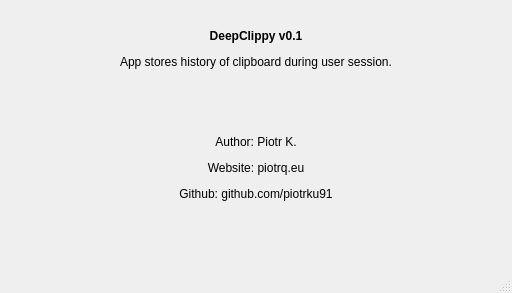
This is mainwindow.ui in piotrku91/DeepClippy as Qt 5 draws it before an edit. The edited form follows.
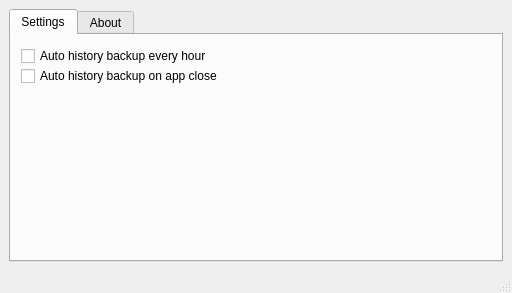
This is the edited form.

Commit message: Auto backups / Settings save / App Icon

The edit to the form file:
```diff
--- a/mainwindow.ui
+++ b/mainwindow.ui
@@ -34,10 +34,59 @@
   <widget class="QWidget" name="centralwidget">
    <layout class="QVBoxLayout" name="verticalLayout">
     <item>
-     <widget class="QLabel" name="label">
-      <property name="text">
-       <string>&lt;html&gt;&lt;head/&gt;&lt;body&gt;&lt;p align=&quot;center&quot;&gt;&lt;span style=&quot; font-weight:700;&quot;&gt;DeepClippy v0.1&lt;/span&gt;&lt;/p&gt;&lt;p align=&quot;center&quot;&gt;App stores history of clipboard during user session.&lt;/p&gt;&lt;p align=&quot;center&quot;&gt;&lt;br/&gt;&lt;br/&gt;&lt;/p&gt;&lt;p align=&quot;center&quot;&gt;Author: Piotr K.&lt;/p&gt;&lt;p align=&quot;center&quot;&gt;Website: piotrq.eu&lt;/p&gt;&lt;p align=&quot;center&quot;&gt;Github: github.com/piotrku91&lt;/p&gt;&lt;p align=&quot;center&quot;&gt;&lt;br/&gt;&lt;/p&gt;&lt;/body&gt;&lt;/html&gt;</string>
+     <widget class="QTabWidget" name="tabWidget">
+      <property name="currentIndex">
+       <number>0</number>
       </property>
+      <widget class="QWidget" name="tab_2">
+       <attribute name="title">
+        <string>Settings</string>
+       </attribute>
+       <widget class="QCheckBox" name="autobackup_checkbox_2">
+        <property name="geometry">
+         <rect>
+          <x>10</x>
+          <y>30</y>
+          <width>201</width>
+          <height>22</height>
+         </rect>
+        </property>
+        <property name="text">
+         <string>Auto history backup on app close</string>
+        </property>
+       </widget>
+       <widget class="QCheckBox" name="autobackup_checkbox">
+        <property name="geometry">
+         <rect>
+          <x>10</x>
+          <y>10</y>
+          <width>191</width>
+          <height>22</height>
+         </rect>
+        </property>
+        <property name="text">
+         <string>Auto history backup every hour</string>
+        </property>
+       </widget>
+      </widget>
+      <widget class="QWidget" name="tab">
+       <attribute name="title">
+        <string>About</string>
+       </attribute>
+       <widget class="QLabel" name="label">
+        <property name="geometry">
+         <rect>
+          <x>-10</x>
+          <y>0</y>
+          <width>494</width>
+          <height>232</height>
+         </rect>
+        </property>
+        <property name="text">
+         <string>&lt;html&gt;&lt;head/&gt;&lt;body&gt;&lt;p align=&quot;center&quot;&gt;&lt;span style=&quot; font-weight:700;&quot;&gt;DeepClippy v0.1&lt;/span&gt;&lt;/p&gt;&lt;p align=&quot;center&quot;&gt;App stores history of clipboard during user session.&lt;/p&gt;&lt;p align=&quot;center&quot;&gt;&lt;br/&gt;&lt;br/&gt;&lt;/p&gt;&lt;p align=&quot;center&quot;&gt;Author: Piotr K.&lt;/p&gt;&lt;p align=&quot;center&quot;&gt;Website: piotrq.eu&lt;/p&gt;&lt;p align=&quot;center&quot;&gt;Github: github.com/piotrku91&lt;/p&gt;&lt;p align=&quot;center&quot;&gt;&lt;br/&gt;&lt;/p&gt;&lt;/body&gt;&lt;/html&gt;</string>
+        </property>
+       </widget>
+      </widget>
      </widget>
     </item>
    </layout>
```
The commit also changes 6 other files.
